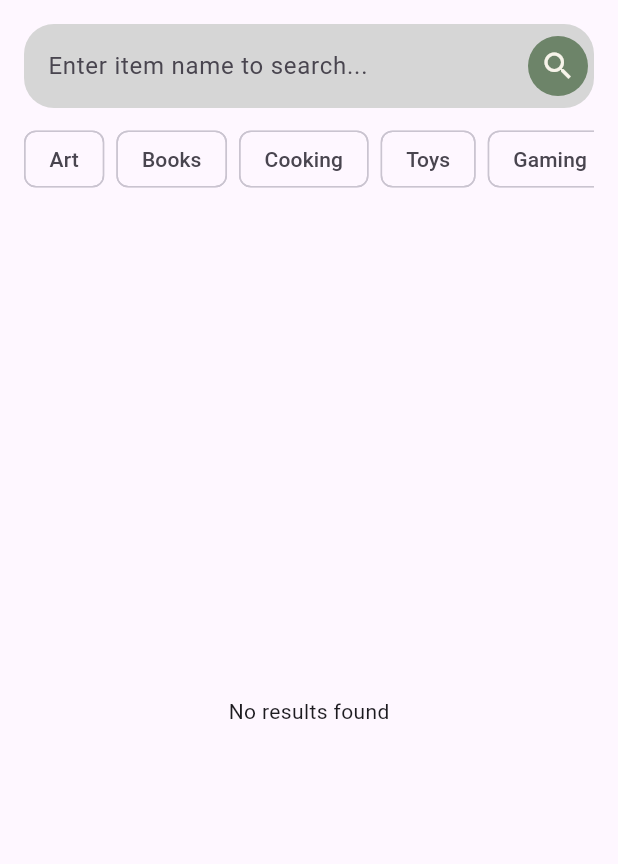
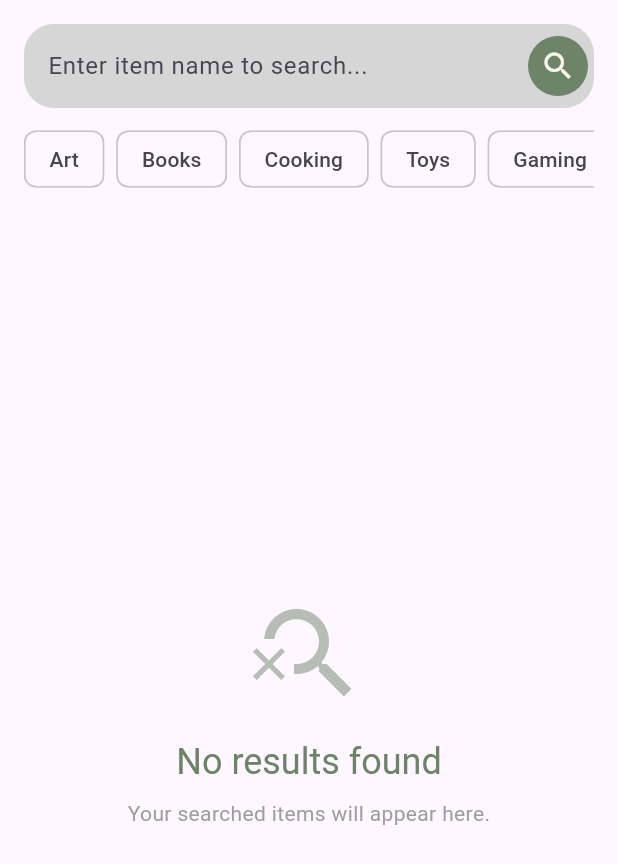
Before and after one commit to MairuNgong/SoftDev-frontend, a Flutter app: the SearchPage screen opened directly, on a phone screen of 412 x 824 dp. Shown: the top 864 px of the screen. Run offline on Flutter 3.47's test engine with Material 3 defaults, Android fonts, the phone set to English and light mode, and no system bars; our stand-ins replace app_links, curved_navigation_bar, dio, flutter_dotenv, flutter_secure_storage, google_fonts and 2 more; accounts and stored records are empty.

Commit message:
Fix UI in search

```diff
--- a/frontend/lib/pages/search_page.dart
+++ b/frontend/lib/pages/search_page.dart
@@ -129,7 +129,28 @@ class _SearchPageState extends State<SearchPage> {
                   : _errorMessage != null
                       ? Center(child: Text(_errorMessage!))
                       : _searchResults.isEmpty
-                          ? const Center(child: Text("No results found"))
+                          // ? const Center(child: Text("No results found"))
+                          ? Column(
+                            mainAxisAlignment: MainAxisAlignment.center,
+                            children: [
+                            Icon(
+                              Icons.search_off,
+                              size: 80,
+                              color: Color(0xFF6D8469).withOpacity(0.5),
+                            ),
+                            const SizedBox(height: 16),
+                            Text(
+                              "No results found",
+                              style: Theme.of(context).textTheme.headlineSmall?.copyWith(color: Color(0xFF6D8469)),
+                            ),
+                            const SizedBox(height: 8),
+                            const Text(
+                              'Your searched items will appear here.',
+                              style: TextStyle(color: Colors.grey),
+                              textAlign: TextAlign.center,
+                            ),
+                          ]
+                          )
                           : GridView.builder(
                               gridDelegate:
                                   const SliverGridDelegateWithFixedCrossAxisCount(
```
